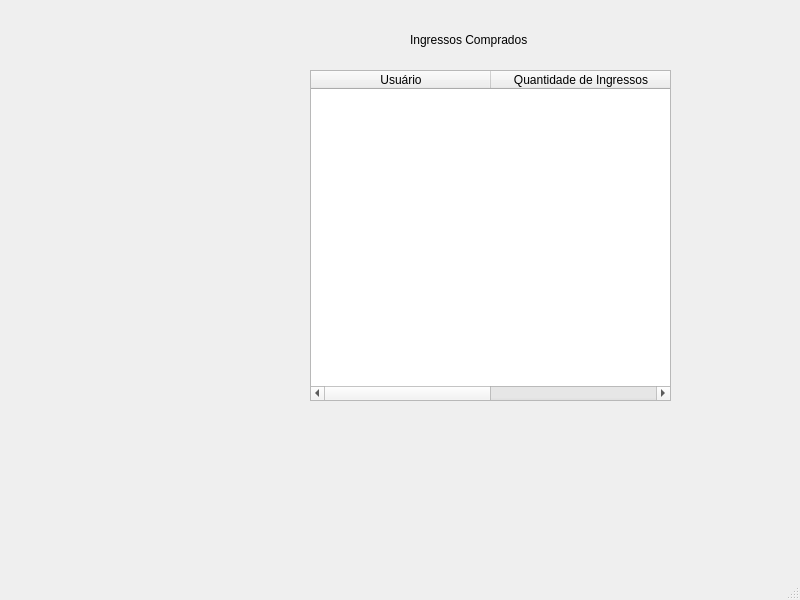
Qt form ui/viewVendas.ui (PedroAugustoRamalhoDuarte/Trabalho-TP1) before a commit.
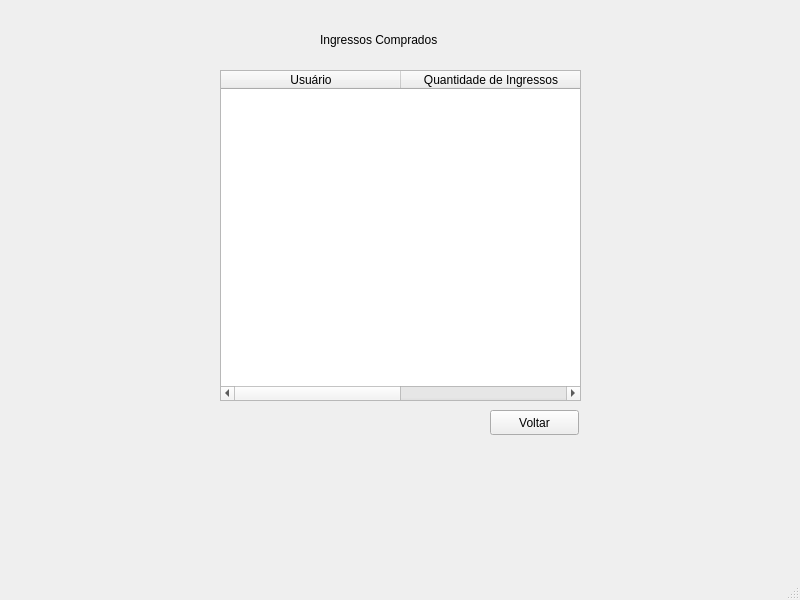
The same form after that commit. The open tabs and pages were chosen to show the change.

Commit message: Button voltar nos ingressos vendidos

```diff
--- a/ui/viewVendas.ui
+++ b/ui/viewVendas.ui
@@ -237,7 +237,7 @@
      <widget class="QTableWidget" name="tableCpfQte">
       <property name="geometry">
        <rect>
-        <x>170</x>
+        <x>80</x>
         <y>70</y>
         <width>361</width>
         <height>331</height>
@@ -260,7 +260,7 @@
      <widget class="QLabel" name="label_7">
       <property name="geometry">
        <rect>
-        <x>270</x>
+        <x>180</x>
         <y>30</y>
         <width>161</width>
         <height>20</height>
@@ -270,6 +270,19 @@
        <string>Ingressos Comprados</string>
       </property>
      </widget>
+     <widget class="QPushButton" name="pushButton">
+      <property name="geometry">
+       <rect>
+        <x>350</x>
+        <y>410</y>
+        <width>89</width>
+        <height>25</height>
+       </rect>
+      </property>
+      <property name="text">
+       <string>Voltar</string>
+      </property>
+     </widget>
     </widget>
    </widget>
   </widget>
```
Left out of the diff: 2 changed lines with no effect on the pictures. The commit also changes 2 other files.
